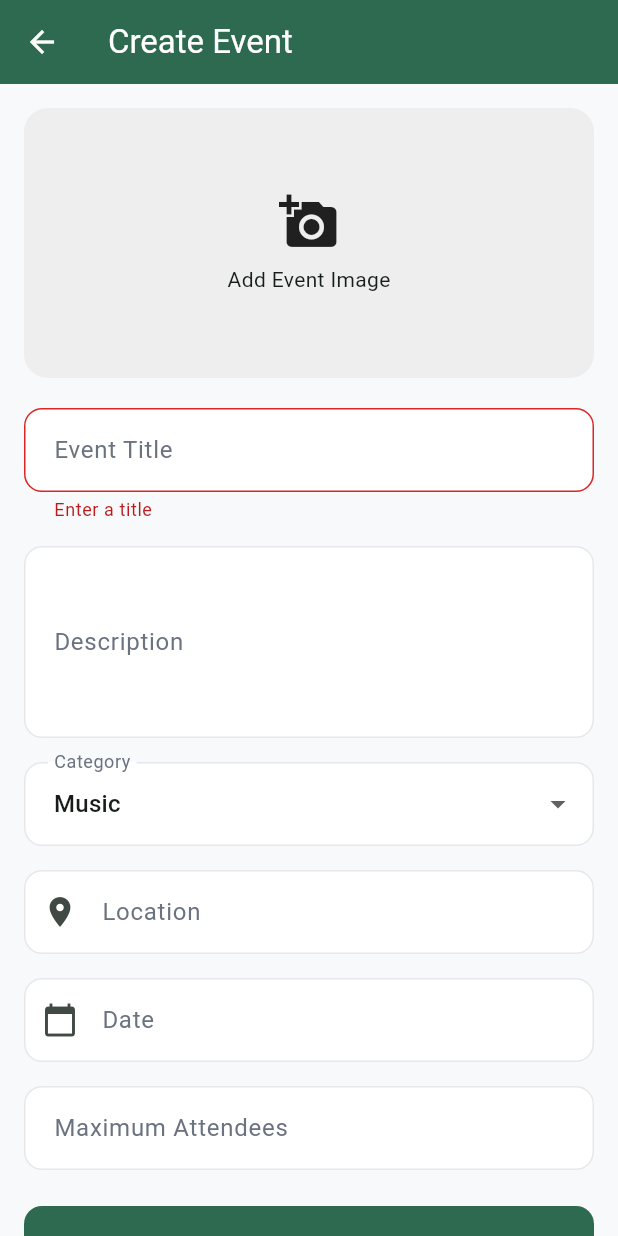
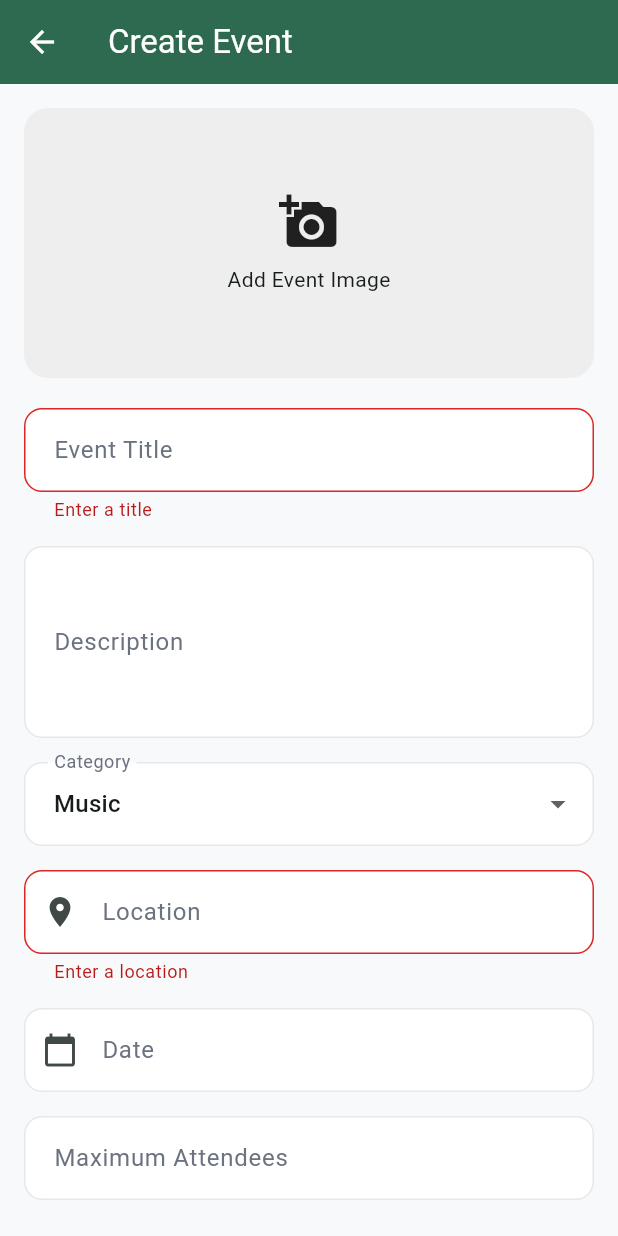
Before and after one commit to Tomas-R-Silva/Full-Stack-Web-and-Android-Application---Rooted, a Flutter app: the CreatePage screen opened directly, after a tap on "Create Event", on a phone screen of 412 x 824 dp. Run offline on Flutter 3.47's test engine with Material 3 defaults, Android fonts, the light colour scheme and no system bars; our stand-ins replace geolocator, google_maps_flutter, image_picker, shared_preferences; accounts and stored records are empty; network calls fail; Roboto replaces fonts that are missing (SF Pro Display).

Commit message:
Places API implemented on the event creation

```diff
--- a/rooted/lib/screens/create_screen.dart
+++ b/rooted/lib/screens/create_screen.dart
@@ -2,6 +2,8 @@ import 'dart:io';
 import 'package:flutter/material.dart';
 import 'package:image_picker/image_picker.dart';
 import '../theme/app_theme.dart';
+import '../widgets/location_autocomplete.dart';
+
 
 class CreatePage extends StatefulWidget {
   const CreatePage({super.key});
@@ -19,6 +21,7 @@ class _CreatePageState extends State<CreatePage> {
   final TextEditingController _attendeesController = TextEditingController();
 
   String _selectedCategory = 'Music';
+  String? _selectedPlaceId;
   File? _eventImage;
 
   final List<String> _categories = [
@@ -29,6 +32,8 @@ class _CreatePageState extends State<CreatePage> {
     'Art',
     'Culture',
   ];
+
+  final String _placesApiKey = 'AIzaSyAmYzNozAPQB27PHT4uP00qoBOg-cz7jdk';
 
   Future<void> _pickEventImage() async {
     final picker = ImagePicker();
@@ -124,7 +129,7 @@ class _CreatePageState extends State<CreatePage> {
               const SizedBox(height: 16),
 
               DropdownButtonFormField<String>(
-                value: _selectedCategory,
+                initialValue: _selectedCategory,
                 decoration: const InputDecoration(
                   labelText: 'Category',
                   border: OutlineInputBorder(),
@@ -144,13 +149,12 @@ class _CreatePageState extends State<CreatePage> {
 
               const SizedBox(height: 16),
 
-              TextFormField(
-                controller: _locationController,
-                decoration: const InputDecoration(
-                  labelText: 'Location',
-                  border: OutlineInputBorder(),
-                  prefixIcon: Icon(Icons.location_on),
-                ),
+              LocationAutocomplete(
+                apiKey: _placesApiKey,
+                onPlaceSelected: (p) {
+                  _locationController.text = p.description;
+                  _selectedPlaceId = p.placeId; // add this field in the state
+                },
               ),
 
               const SizedBox(height: 16),
@@ -194,6 +198,15 @@ class _CreatePageState extends State<CreatePage> {
                   ),
                   onPressed: () {
                     if (_formKey.currentState!.validate()) {
+                      final eventPayload = {
+                        'title': _titleController.text,
+                        'description': _descriptionController.text,
+                        'category': _selectedCategory,
+                        'location': _locationController.text,
+                        'placeId': _selectedPlaceId,
+                        'maxAttendees': int.tryParse(_attendeesController.text) ?? 0,
+                      };
+                      // TODO: Send eventPayload to backend
                       ScaffoldMessenger.of(context).showSnackBar(
                         const SnackBar(
                           content: Text('Event created successfully!'),
--- /dev/null
+++ b/rooted/lib/widgets/location_autocomplete.dart
@@ -0,0 +1,154 @@
+import 'dart:convert';
+
+import 'package:flutter/material.dart';
+import 'package:geolocator/geolocator.dart';
+import 'package:google_maps_flutter/google_maps_flutter.dart';
+import 'package:http/http.dart' as http;
+
+class LocationAutocomplete extends StatefulWidget {
+  final String apiKey;
+  final ValueChanged<PlacePrediction>? onPlaceSelected;
+  final String? Function(String?)? validator;
+
+  const LocationAutocomplete({
+    super.key,
+    required this.apiKey,
+    this.onPlaceSelected,
+    this.validator,
+  });
+
+  @override
+  State<LocationAutocomplete> createState() => _LocationAutocompleteState();
+}
+
+class PlacePrediction {
+  final String placeId;
+  final String description;
+
+  PlacePrediction({required this.placeId, required this.description});
+}
+
+class _LocationAutocompleteState extends State<LocationAutocomplete> {
+  final TextEditingController _controller = TextEditingController();
+  final List<PlacePrediction> _predictions = [];
+  bool _loading = false;
+  LatLng? _biasLocation;
+
+  @override
+  void initState() {
+    super.initState();
+    _initBiasLocation();
+  }
+
+  Future<void> _initBiasLocation() async {
+    try {
+      final position = await Geolocator.getCurrentPosition(
+        desiredAccuracy: LocationAccuracy.high,
+      );
+      setState(() {
+        _biasLocation = LatLng(position.latitude, position.longitude);
+      });
+    } catch (_) {
+      try {
+        final res = await http.get(Uri.parse('https://ipapi.co/json/'));
+        if (res.statusCode == 200) {
+          final data = json.decode(res.body);
+          if (data['latitude'] != null && data['longitude'] != null) {
+            _biasLocation = LatLng((data['latitude'] as num).toDouble(), (data['longitude'] as num).toDouble());
+          }
+        }
+      } catch (_) {
+        // Ignore errors and leave _biasLocation as null
+      }
+    }
+  }
+
+  Future<void> _search(String input) async {
+    if (input.isEmpty) {
+      setState(() => _predictions.clear());
+      return;
+    }
+
+    setState(() => _loading = true);
+
+    final locationParam = _biasLocation != null
+        ? '&location=${_biasLocation!.latitude},${_biasLocation!.longitude}&radius=5000'
+        : '';
+
+    final url = Uri.parse(
+      'https://maps.googleapis.com/maps/api/place/autocomplete/json'
+      '?input=${Uri.encodeComponent(input)}'
+      '&types=geocode'
+      '$locationParam'
+      '&key=${widget.apiKey}',
+    );
+
+    final response = await http.get(url);
+    final data = json.decode(response.body);
+
+    setState(() {
+      _loading = false;
+      _predictions
+        ..clear()
+        ..addAll((data['predictions'] as List<dynamic>?)
+                ?.map((item) => PlacePrediction(
+                      placeId: item['place_id'] as String,
+                      description: item['description'] as String,
+                    ))
+                .toList() ??
+            []);
+    });
+  }
+
+  @override
+  void dispose() {
+    _controller.dispose();
+    super.dispose();
+  }
+
+  @override
+  Widget build(BuildContext context) {
+    return Column(
+      children: [
+        TextFormField(
+          controller: _controller,
+          decoration: InputDecoration(
+            labelText: 'Location',
+            prefixIcon: const Icon(Icons.location_on),
+            suffixIcon:
+                _loading ? const SizedBox(width: 24, height: 24, child: CircularProgressIndicator(strokeWidth: 2)) : null,
+            border: const OutlineInputBorder(),
+          ),
+          onChanged: _search,
+          validator: widget.validator ??
+              (value) =>
+                  value == null || value.isEmpty ? 'Enter a location' : null,
+        ),
+        if (_predictions.isNotEmpty)
+          Container(
+            margin: const EdgeInsets.only(top: 8),
+            decoration: BoxDecoration(
+              color: Colors.white,
+              borderRadius: BorderRadius.circular(12),
+              boxShadow: [BoxShadow(color: Colors.black26, blurRadius: 8)],
+            ),
+            child: ListView.builder(
+              shrinkWrap: true,
+              itemCount: _predictions.length,
+              itemBuilder: (context, index) {
+                final item = _predictions[index];
+                return ListTile(
+                  title: Text(item.description),
+                  onTap: () {
+                    _controller.text = item.description;
+                    setState(() => _predictions.clear());
+                    widget.onPlaceSelected?.call(item);
+                  },
+                );
+              },
+            ),
+          ),
+      ],
+    );
+  }
+}
```
